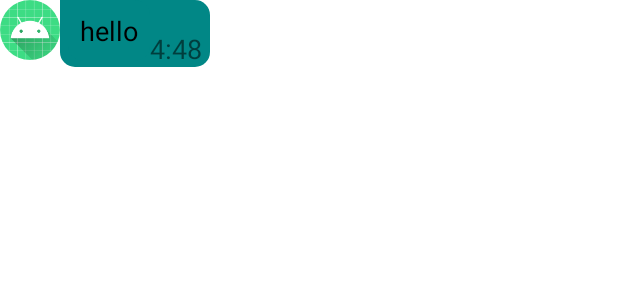
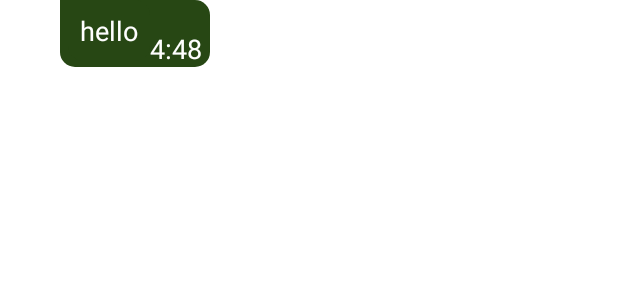
Before and after one commit to VikashMeena7781/Chat_App, an Android app: the layout chat_item_left.xml on its own in the app's theme, with its tools: preview values and no code run, on a phone screen of 412 x 824 dp. Shown: the top 300 px of the screen. Run offline under Robolectric (Android 15) with nearby library versions, the phone set to English and light mode, and no system bars.

Commit message:
changed in color

```diff
--- a/app/src/main/res/drawable/ic_baseline_send_24.xml
+++ b/app/src/main/res/drawable/ic_baseline_send_24.xml
@@ -1,5 +1,5 @@
 <vector android:autoMirrored="true" android:height="24dp"
-    android:tint="#193A62" android:viewportHeight="24"
+    android:tint="#FF274714" android:viewportHeight="24"
     android:viewportWidth="24" android:width="24dp" xmlns:android="http://schemas.android.com/apk/res/android">
     <path android:fillColor="@android:color/white" android:pathData="M2.01,21L23,12 2.01,3 2,10l15,2 -15,2z"/>
 </vector>
--- a/app/src/main/res/layout/activity_message.xml
+++ b/app/src/main/res/layout/activity_message.xml
@@ -3,13 +3,13 @@
     xmlns:app="http://schemas.android.com/apk/res-auto"
     xmlns:tools="http://schemas.android.com/tools"
     android:layout_width="match_parent"
-    android:background="#517B9C"
+    android:background="#252420"
     android:layout_height="match_parent"
     tools:context=".MessageActivity">
     <LinearLayout
         android:layout_width="match_parent"
         android:id="@+id/linear_layout"
-        android:background="@color/teal_200"
+        android:background="#FF274714"
         android:layout_height="wrap_content">
         <de.hdodenhof.circleimageview.CircleImageView
             android:layout_width="30dp"
--- a/app/src/main/res/layout/chat_item_left.xml
+++ b/app/src/main/res/layout/chat_item_left.xml
@@ -7,22 +7,22 @@
         android:layout_width="40dp"
         android:layout_height="40dp"
         android:id="@+id/profile_image"
-        android:src="@mipmap/ic_launcher_round"/>
+       />
     <RelativeLayout
         android:layout_width="wrap_content"
         android:layout_toRightOf="@id/profile_image"
         android:background="@drawable/background_left"
-        android:backgroundTint="@color/teal_700"
+        android:backgroundTint="#274714"
         android:id="@+id/relative_layout"
         android:layout_height="wrap_content">
         <TextView
             android:layout_width="wrap_content"
             android:layout_height="wrap_content"
             android:id="@+id/show_message"
-            android:textColor="@color/black"
+            android:textColor="@color/white"
             android:textSize="18sp"
             android:layout_marginLeft="5dp"
-            android:backgroundTint="@color/teal_700"
+            android:backgroundTint="#274714"
             android:text="hello"
             android:padding="8dp"
             android:background="@drawable/background_left"
@@ -32,6 +32,7 @@
             android:layout_height="wrap_content"
             android:text="4:48"
             android:textSize="18sp"
+            android:textColor="@color/white"
             android:id="@+id/last_time_msg"
             android:layout_toRightOf="@id/show_message"
             android:layout_marginTop="20dp"
--- a/app/src/main/res/layout/chat_item_right.xml
+++ b/app/src/main/res/layout/chat_item_right.xml
@@ -17,6 +17,7 @@
         android:layout_alignParentEnd="true"
         android:layout_toRightOf="@id/profile_image"
         android:background="@drawable/background_right"
+        android:backgroundTint="#274714"
         android:layout_height="wrap_content">
         <TextView
             android:layout_width="wrap_content"
@@ -31,6 +32,7 @@
             android:layout_width="wrap_content"
             android:layout_height="wrap_content"
             android:text="4:24"
+            android:textColor="@color/white"
             android:layout_toRightOf="@+id/show_message"
             android:id="@+id/last_time_msg"
             android:layout_marginRight="5dp"
@@ -44,7 +46,7 @@
         android:layout_width="wrap_content"
         android:layout_height="wrap_content"
         android:id="@+id/text_seen"
-        android:textColor="#C51515"
+        android:textColor="#FE0000"
         android:text="seen"
         android:layout_below="@+id/relative_layout"
         android:layout_alignParentRight="true"
--- a/app/src/main/res/layout/fragment_chat.xml
+++ b/app/src/main/res/layout/fragment_chat.xml
@@ -3,7 +3,7 @@
     xmlns:tools="http://schemas.android.com/tools"
     android:layout_width="match_parent"
     android:layout_height="match_parent"
-    android:background="@color/teal_200"
+    android:background="#252420"
     tools:context=".Fragment.ChatFragment">
 
     <androidx.recyclerview.widget.RecyclerView
--- a/app/src/main/res/layout/fragment_user.xml
+++ b/app/src/main/res/layout/fragment_user.xml
@@ -3,7 +3,7 @@
     xmlns:tools="http://schemas.android.com/tools"
     android:layout_width="match_parent"
     android:layout_height="match_parent"
-    android:background="#857544"
+    android:background="#252420"
     tools:context=".Fragment.UserFragment">
 
     <EditText
```
Also changed, not shown: app/src/main/res/layout/activity_dashboard.xml (+7 -4 lines), app/src/main/res/drawable-v24/v.png (added), app/src/main/res/drawable/vletter.png (added).
